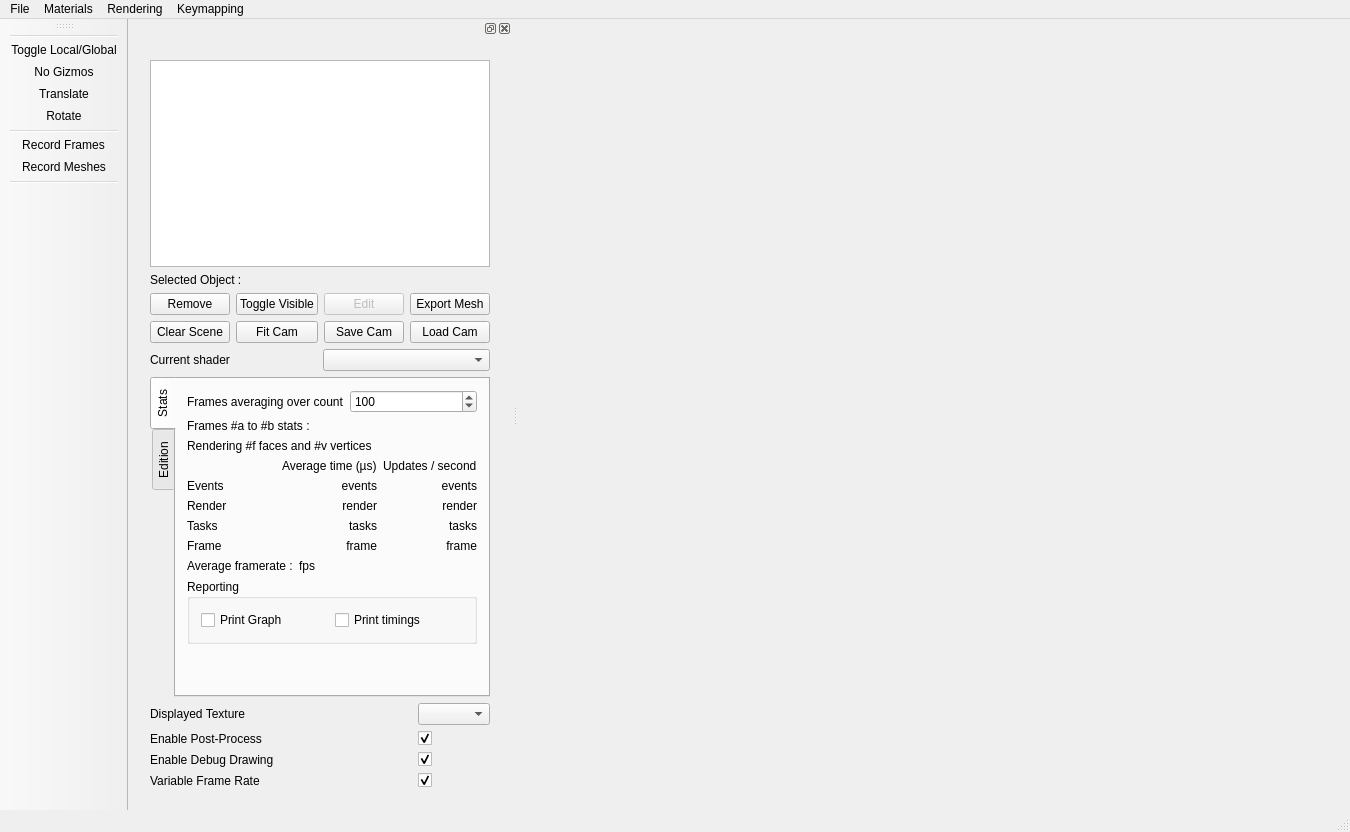
Above: Applications/MainApplication/Gui/ui/MainWindow.ui from yhunahrin/Radium-Engine before the change. Below: the same form after it.
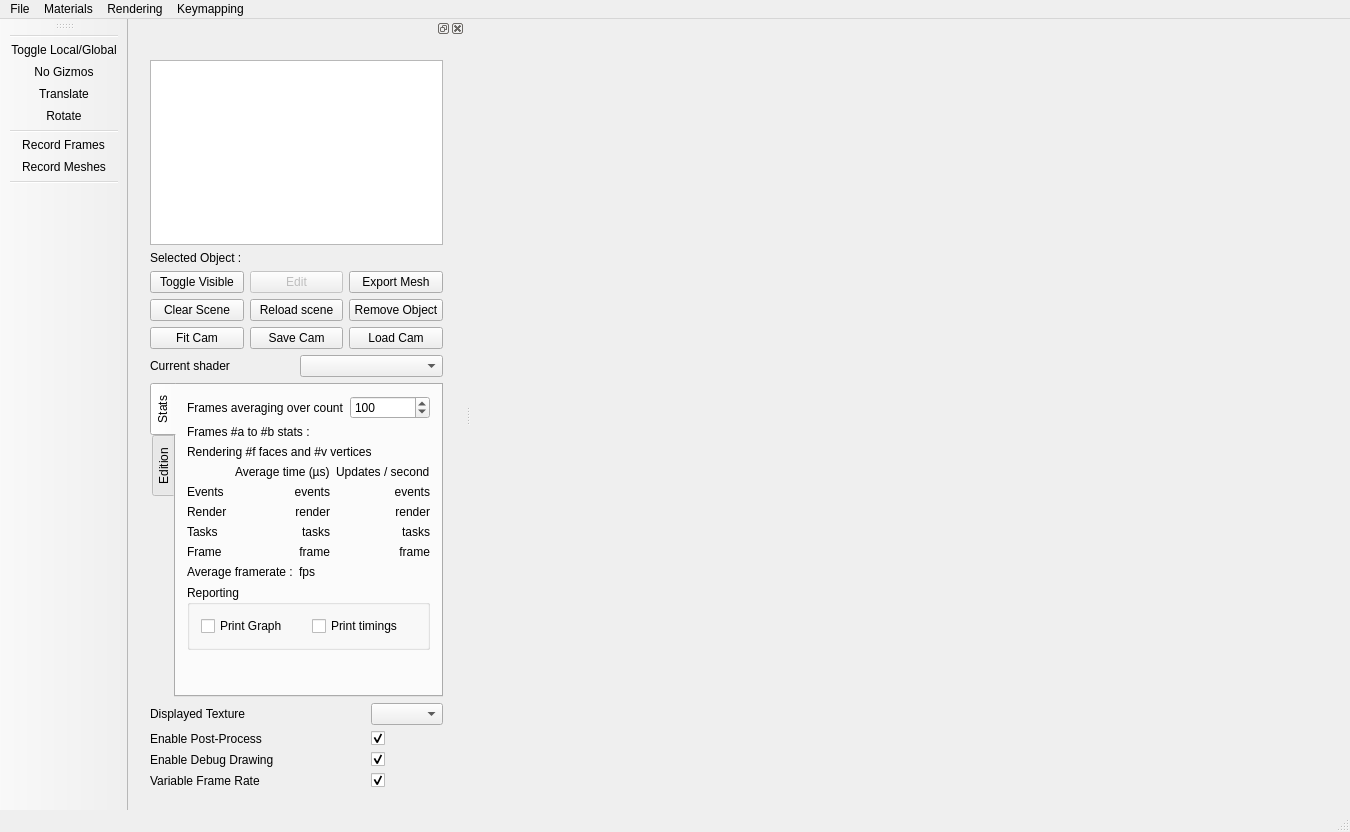
That is the form after the change. Icons and pictures are not drawn. Custom widgets are drawn as their Qt base class.

Commit message:
Global variables for config + reload scene
Add anim autoplay options
Allow to reload a scene
Extract physics config variables

```diff
--- a/Applications/MainApplication/Gui/ui/MainWindow.ui
+++ b/Applications/MainApplication/Gui/ui/MainWindow.ui
@@ -137,13 +137,6 @@
             </item>
             <item>
              <layout class="QGridLayout" name="gridLayout_4">
-              <item row="0" column="0">
-               <widget class="QPushButton" name="m_removeEntityButton">
-                <property name="text">
-                 <string>Remove</string>
-                </property>
-               </widget>
-              </item>
               <item row="0" column="2">
                <widget class="QPushButton" name="m_editRenderObjectButton">
                 <property name="enabled">
@@ -168,34 +161,48 @@
                 </property>
                </widget>
               </item>
-              <item row="1" column="0">
-               <widget class="QPushButton" name="m_clearSceneButton">
-                <property name="text">
-                 <string>Clear Scene</string>
-                </property>
-               </widget>
-              </item>
-              <item row="1" column="1">
+              <item row="3" column="1">
                <widget class="QPushButton" name="m_fitCameraButton">
                 <property name="text">
                  <string>Fit Cam</string>
                 </property>
                </widget>
               </item>
-              <item row="1" column="2">
+              <item row="3" column="2">
                <widget class="QPushButton" name="m_saveCameraButton">
                 <property name="text">
                  <string>Save Cam</string>
                 </property>
                </widget>
               </item>
-              <item row="1" column="3">
+              <item row="3" column="3">
                <widget class="QPushButton" name="m_loadCameraButton">
                 <property name="text">
                  <string>Load Cam</string>
                 </property>
                </widget>
               </item>
+              <item row="1" column="1">
+               <widget class="QPushButton" name="m_clearSceneButton">
+                <property name="text">
+                 <string>Clear Scene</string>
+                </property>
+               </widget>
+              </item>
+              <item row="1" column="3">
+               <widget class="QPushButton" name="m_removeEntityButton">
+                <property name="text">
+                 <string>Remove Object</string>
+                </property>
+               </widget>
+              </item>
+              <item row="1" column="2">
+               <widget class="QPushButton" name="m_reloadSceneButton">
+                <property name="text">
+                 <string>Reload scene</string>
+                </property>
+               </widget>
+              </item>
              </layout>
             </item>
            </layout>
```
The commit also changes 7 other files.
